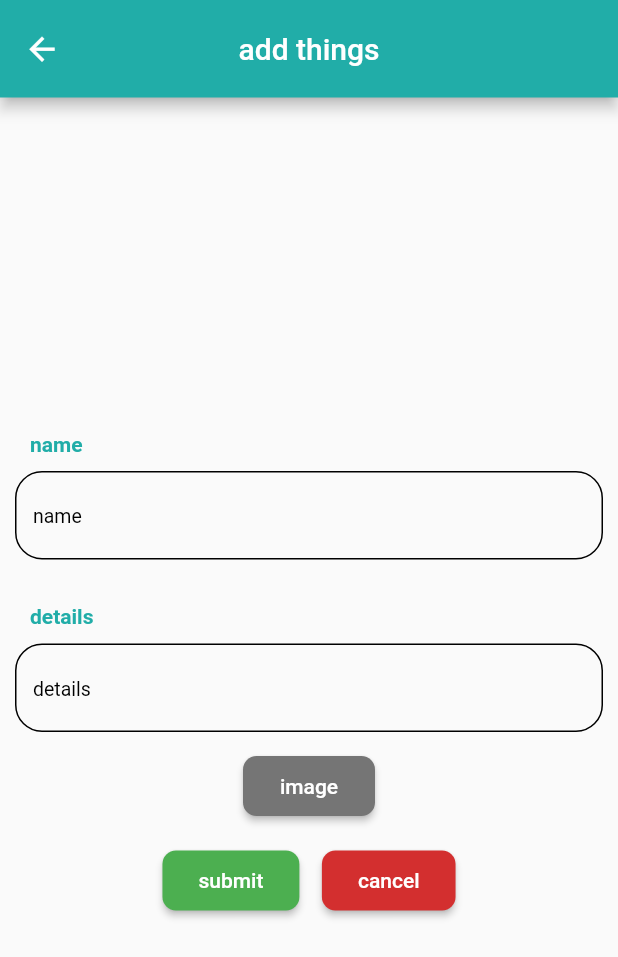
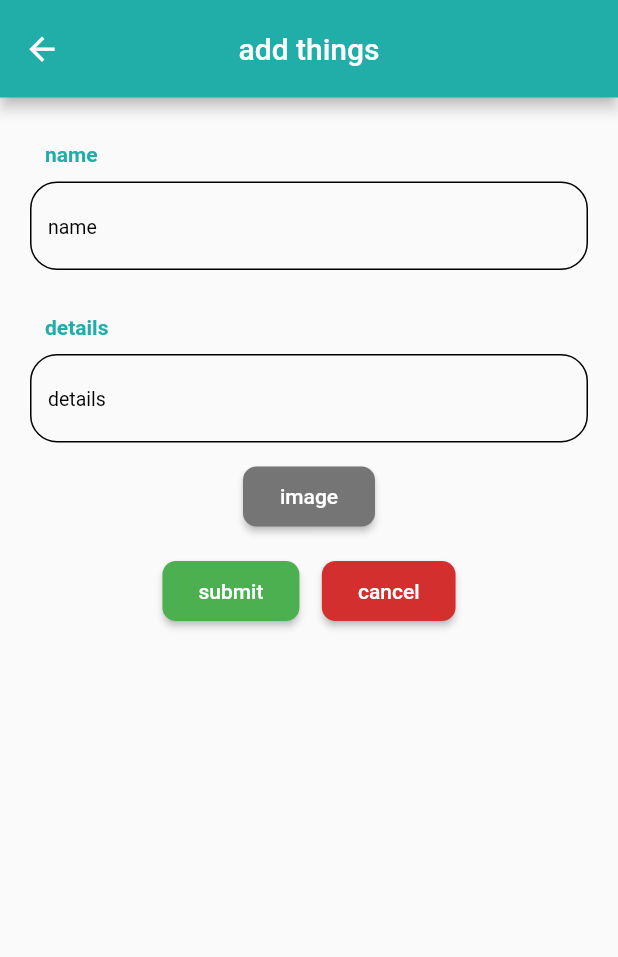
Before and after one commit to Amjadyabroudi128/syriancommunity, a Flutter app: the AddMember screen opened by its route, on a phone screen of 412 x 824 dp. Shown: the top 957 px of the screen. Run offline on Flutter 3.47's test engine with Material 3 defaults, Android fonts, the phone set to English and light mode, and no system bars; our stand-ins replace bloc, cloud_firestore, firebase_auth, firebase_core, firebase_messaging, firebase_storage and 3 more; accounts and stored records are empty; generated files the repository leaves out were written again.

Commit message:
body padding

```diff
--- a/lib/Screens/team/addTeam.dart
+++ b/lib/Screens/team/addTeam.dart
@@ -36,9 +36,9 @@ class _AddMemberState extends State<AddMember> {
       appBar: AppBar(
         title: Text(AppLocalizations.of(context)!.addThings),
       ),
-      body: Center(
-        child: SingleChildScrollView(
-          child: padding(
+        body : Padding(
+          padding: EdgeInsets.all(20),
+          child: SingleChildScrollView(
             child: Column(
               crossAxisAlignment: CrossAxisAlignment.stretch,
               // crossAxisAlignment: CrossAxisAlignment.start,
@@ -104,7 +104,6 @@ class _AddMemberState extends State<AddMember> {
             ),
           ),
         ),
-      ),
     );
   }
   void clearText() {
```
